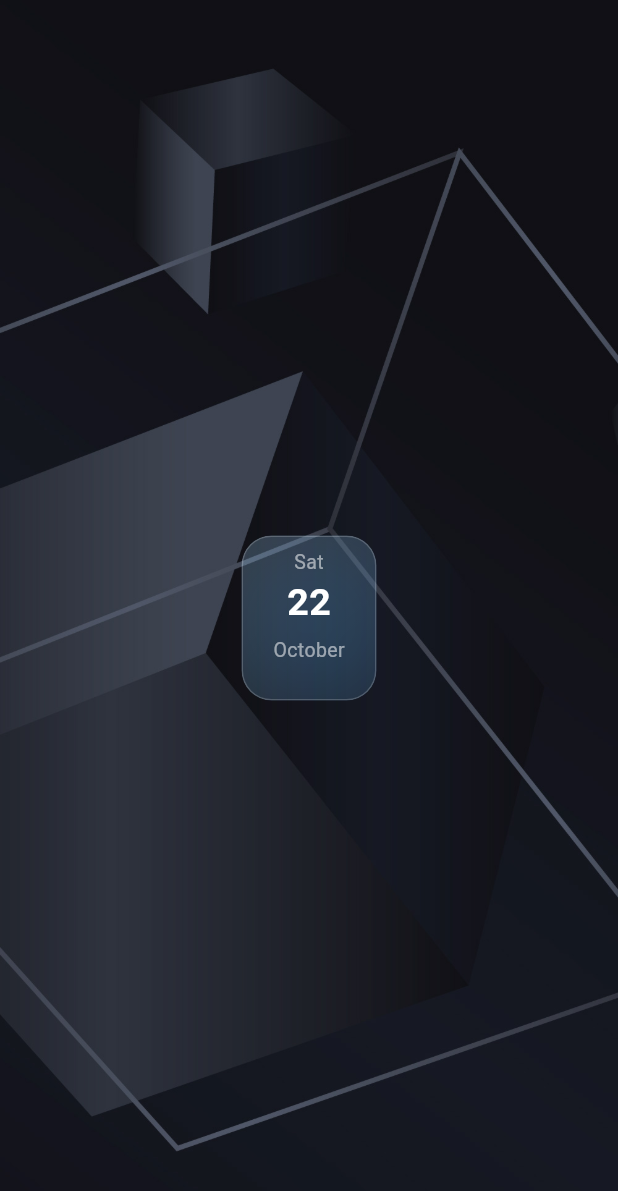
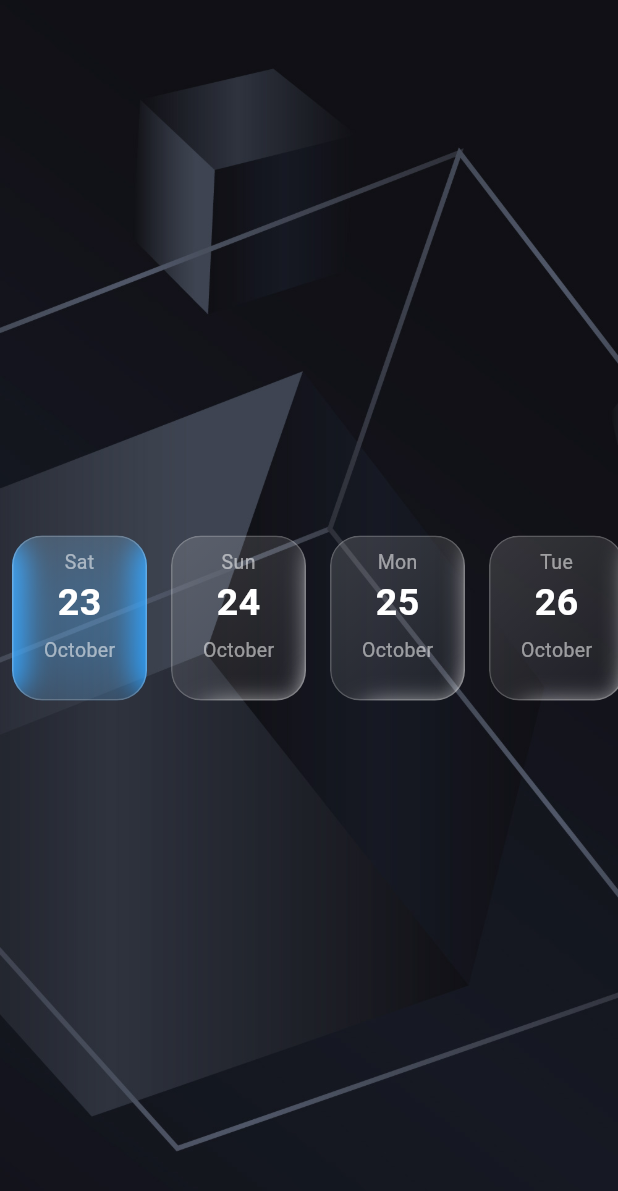
Before and after one commit to Redooyyy/CityU_Student_Portal, a Flutter app: the screen it shows after launch, after a tap on "Sat", on a phone screen of 412 x 824 dp. Shown: the top 1191 px of the screen. Run offline on Flutter 3.47's test engine with Material 3 defaults, Android fonts, the phone set to English and light mode, and no system bars; our stand-ins replace loading_animation_widget; missing offline and left inert: chip_list, cool_dropdown.

Commit message:
Date_choice chip merged with listview(Ontab Color working properly)

```diff
--- a/lib/custom_components/date_weak_chip.dart
+++ b/lib/custom_components/date_weak_chip.dart
@@ -35,9 +35,19 @@ class DateWeakChip {
               ? [
                   BoxShadow(
                     color: Colors.blue,
-                    blurRadius: 100,
-                    spreadRadius: -15,
+                    blurRadius: 80,
+                    spreadRadius: -14,
                     offset: Offset(0, 3),
+                  ),
+                  BoxShadow(
+                    color: Colors.blue,
+                    blurRadius: 15,
+                    offset: Offset(80, 0),
+                  ),
+                  BoxShadow(
+                    color: Colors.blue,
+                    blurRadius: 15,
+                    offset: Offset(-80, 0),
                   ),
                 ]
               : [
--- a/lib/pages/home_page.dart
+++ b/lib/pages/home_page.dart
@@ -7,6 +7,11 @@ import 'package:flutter/rendering.dart';
 
 class HomePage extends StatefulWidget {
   bool selected = false;
+  final List<String> date = ["23", "24", "25", "26", "27", "28", "29", "30"];
+  final List<String> week = ["Sat", "Sun", "Mon", "Tue", "Wed", "Thu", "Fri"];
+  final String month = "October";
+
+  int selectedIndex = -1;
   HomePage({super.key});
 
   @override
@@ -38,27 +43,27 @@ class _HomePageState extends State<HomePage> {
 
           //customCard
           Center(
-            child: SingleChildScrollView(
-              scrollDirection: Axis.horizontal,
-              child: Row(
-                mainAxisAlignment: MainAxisAlignment.center,
-                children: [
-                  //NOTE:Testing values
-                  //TODO:Fetch from API
-                  DateWeakChip(
-                    day: "Sat",
-                    month: "October",
-                    date: "22",
+            child: SizedBox(
+              height: 126,
+              child: ListView.builder(
+                scrollDirection: Axis.horizontal,
+                itemCount: widget.week.length,
+                itemBuilder: (context, index) {
+                  return DateWeakChip(
+                    selected: widget.selectedIndex == index,
+                    sigmaX: 0,
                     sigmaY: 0,
-                    sigmaX: 0,
-                    selected: widget.selected,
+                    day: widget.week[index],
+                    date: widget.date[index],
+                    month: widget.month,
                     onTab: () {
-                      print("Tabbed");
-                      widget.selected = !widget.selected;
-                      setState(() {});
+                      setState(() {
+                        widget.selectedIndex = index;
+                        print(widget.date[index]);
+                      });
                     },
-                  ).myCard(),
-                ],
+                  ).myCard();
+                },
               ),
             ),
           ),
```
